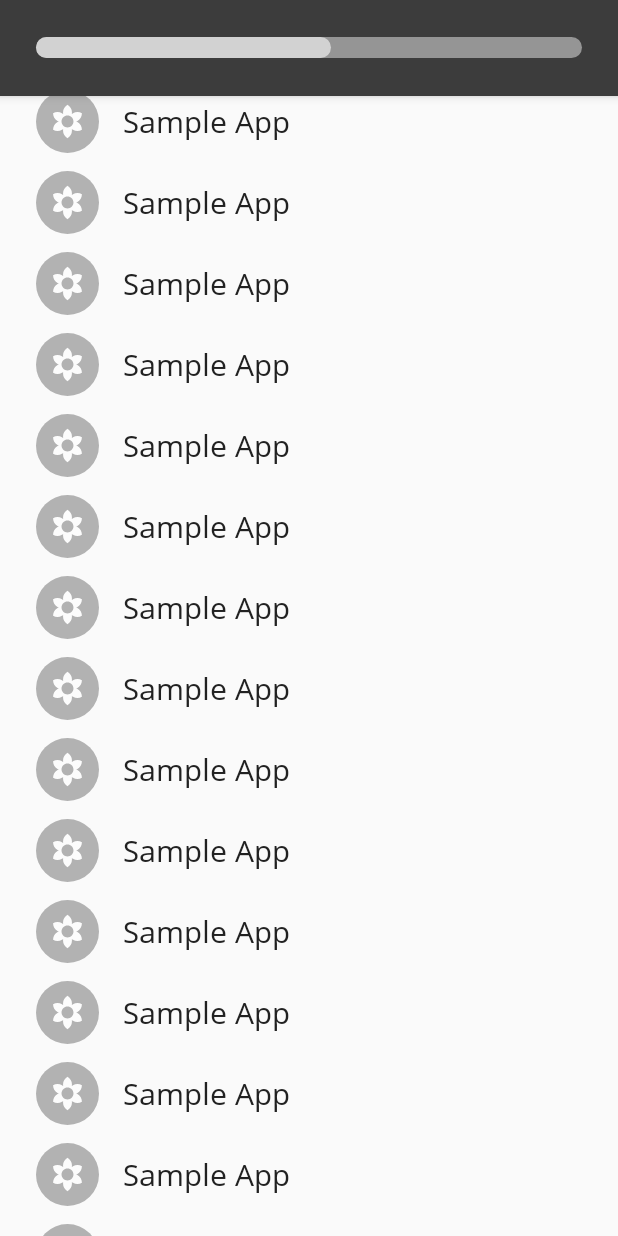
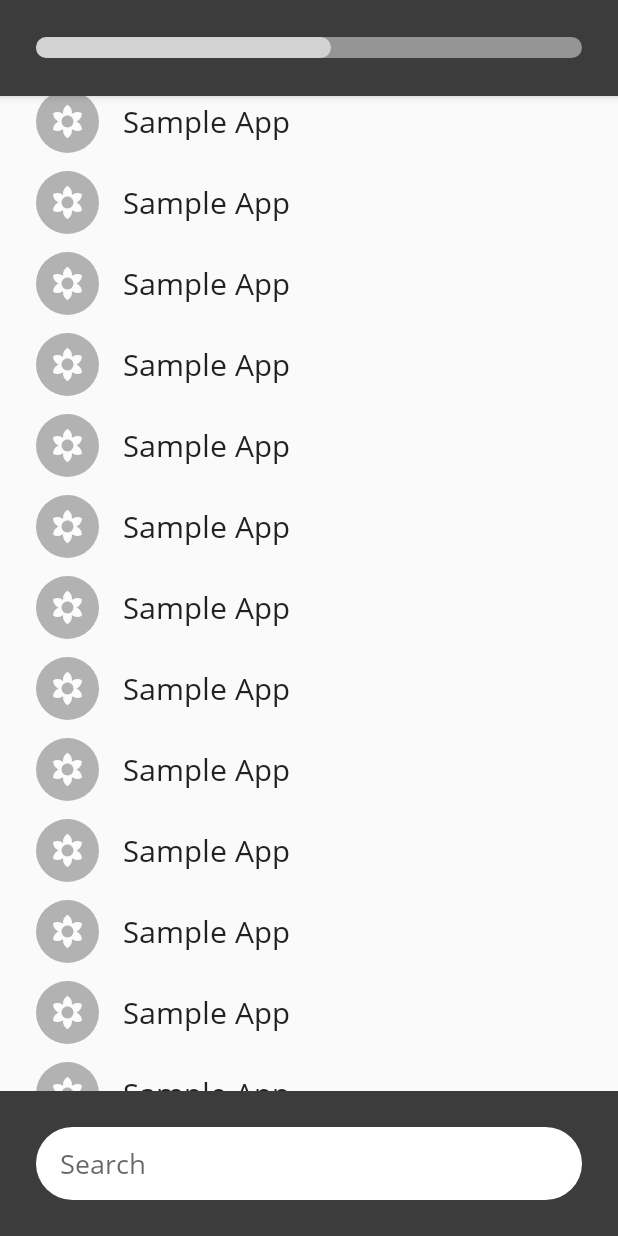
Before and after one commit to ksdme/productive, an Android app: the screen it shows after launch (MainActivity), on a phone screen of 412 x 824 dp. Run offline under Robolectric (Android 15) with nearby library versions, the phone set to English and light mode, and no system bars.

Commit message:
Add footer overlay & search bar
- Add footer overlay color
- Add sample search hint

```diff
--- /dev/null
+++ b/app/src/main/res/drawable/bg_edit_text_rounded_rect.xml
@@ -0,0 +1,8 @@
+<?xml version="1.0" encoding="utf-8"?>
+<shape xmlns:android="http://schemas.android.com/apk/res/android">
+
+    <solid android:color="#FFF" />
+    <corners android:radius="80dp" />
+    <size android:width="30dp" android:height="10dp" />
+
+</shape>
--- a/app/src/main/res/layout/activity_main.xml
+++ b/app/src/main/res/layout/activity_main.xml
@@ -1,9 +1,10 @@
 <?xml version="1.0" encoding="utf-8"?>
 <android.support.design.widget.CoordinatorLayout
         xmlns:android="http://schemas.android.com/apk/res/android"
+        xmlns:app="http://schemas.android.com/apk/res-auto"
         xmlns:tools="http://schemas.android.com/tools"
         android:layout_width="match_parent"
-        android:layout_height="match_parent" xmlns:app="http://schemas.android.com/apk/res-auto"
+        android:layout_height="match_parent"
         tools:context=".MainActivity">
 
     <android.support.design.widget.AppBarLayout
@@ -27,4 +28,16 @@
             android:layout_width="match_parent"
             android:layout_height="wrap_content" />
 
+    <LinearLayout
+            android:layout_width="match_parent"
+            android:layout_height="wrap_content"
+            android:padding="@dimen/app_padding_five"
+            android:orientation="vertical"
+            android:layout_gravity="bottom"
+            android:background="?attr/backgroundColorFooterColor">
+
+        <include layout="@layout/footer_overlay" />
+
+    </LinearLayout>
+
 </android.support.design.widget.CoordinatorLayout>
--- /dev/null
+++ b/app/src/main/res/layout/footer_overlay.xml
@@ -0,0 +1,12 @@
+<?xml version="1.0" encoding="utf-8"?>
+<LinearLayout xmlns:android="http://schemas.android.com/apk/res/android"
+        android:layout_width="match_parent"
+        android:layout_height="wrap_content">
+
+    <android.support.v7.widget.AppCompatEditText
+            android:layout_width="match_parent"
+            android:layout_height="wrap_content"
+            android:hint="@string/placeholder_hint_search"
+            style="@style/App.SearchTextEdit"/>
+
+</LinearLayout>
--- a/app/src/main/res/values/attrs.xml
+++ b/app/src/main/res/values/attrs.xml
@@ -14,4 +14,12 @@
         <attr name="appIconSizeAppDrawer" format="dimension" />
     </declare-styleable>
 
+    <declare-styleable name="searchEditText">
+        <attr name="searchEditTextFontFamily" format="reference" />
+    </declare-styleable>
+
+    <declare-styleable name="footerOverlay">
+        <attr name="backgroundColorFooterColor" format="color" />
+    </declare-styleable>
+
 </resources>
--- a/app/src/main/res/values/component.xml
+++ b/app/src/main/res/values/component.xml
@@ -15,4 +15,13 @@
         <item name="android:fontFamily">?attr/appLabelFontFamily</item>
     </style>
 
+    <style name="App.SearchTextEdit" parent="Widget.AppCompat.EditText">
+        <item name="android:paddingTop">@dimen/app_padding_three</item>
+        <item name="android:paddingBottom">@dimen/app_padding_three</item>
+        <item name="android:paddingStart">@dimen/app_padding_four</item>
+        <item name="android:paddingEnd">@dimen/app_padding_four</item>
+        <item name="android:background">@drawable/bg_edit_text_rounded_rect</item>
+        <item name="android:fontFamily">?attr/searchEditTextFontFamily</item>
+    </style>
+
 </resources>
--- a/app/src/main/res/values/strings.xml
+++ b/app/src/main/res/values/strings.xml
@@ -3,4 +3,6 @@
 
     <string name="placeholder_app_icon">App Icon</string>
     <string name="placeholder_app_name">Sample App</string>
+
+    <string name="placeholder_hint_search">Search</string>
 </resources>
--- a/app/src/main/res/values/styles.xml
+++ b/app/src/main/res/values/styles.xml
@@ -8,6 +8,10 @@
         <item name="appLabelColorAppDrawer">@color/baseColor</item>
         <item name="appLabelFontFamily">@font/open_sans_regular</item>
         <item name="appIconSizeAppDrawer">@dimen/app_icon_size_four</item>
+
+        <item name="searchEditTextFontFamily">@font/open_sans_regular</item>
+
+        <item name="backgroundColorFooterColor">@color/colorPrimary</item>
     </style>
 
     <style name="AppTheme" parent="ComponentAppTheme">
```
